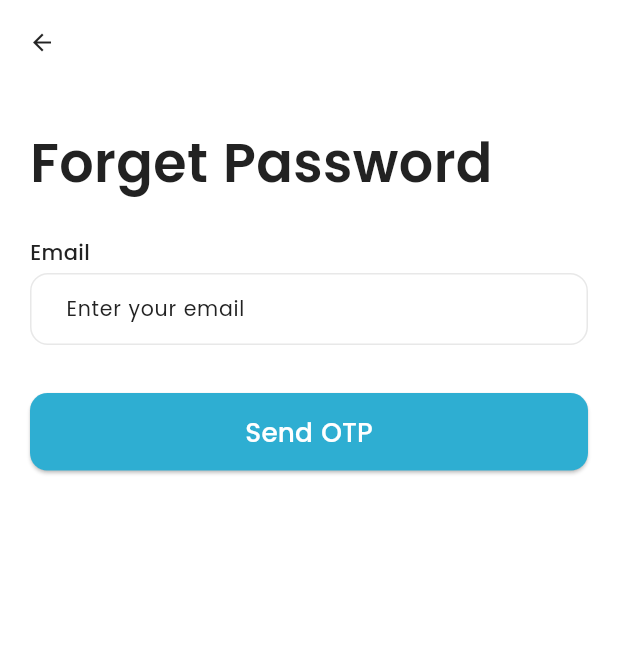
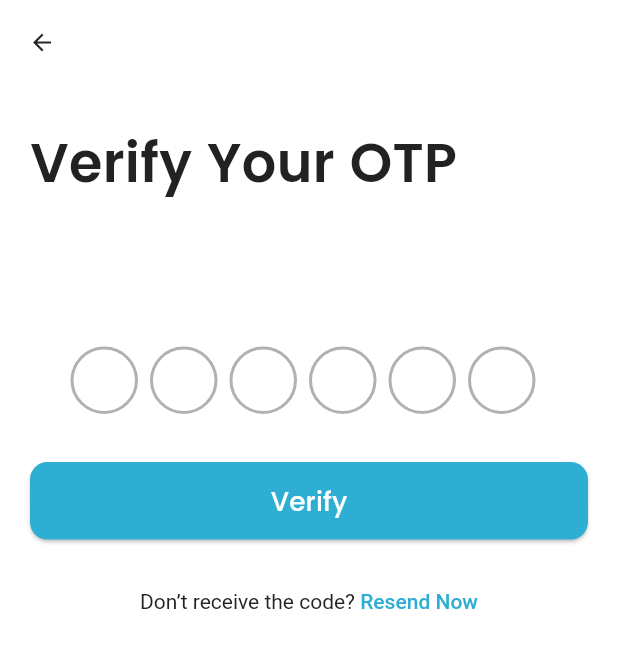
Before and after one commit to MdLimon123/Sidneby-s-Dating-App, a Flutter app: the ForgetScreen screen opened directly, after a tap on "Send OTP", on a phone screen of 412 x 824 dp. Shown: the top 648 px of the screen. Run offline on Flutter 3.47's test engine with Material 3 defaults, Android fonts, the light colour scheme and no system bars; drawn by our look-alikes of flutter_otp_text_field; our stand-ins replace flutter_screenutil, flutter_spinkit, flutter_svg, get, shared_preferences; accounts and stored records are empty.

Commit message:
complete otp verify

```diff
--- a/lib/views/base/custom_text_field.dart
+++ b/lib/views/base/custom_text_field.dart
@@ -124,12 +124,12 @@ class _CustomTextFieldState extends State<CustomTextField> {
                 obscureText ? Icons.visibility_off : Icons.visibility),
           )
               : widget.suffixIcon,
-          prefixIconConstraints: BoxConstraints(minHeight: 24.w, minWidth: 24.w),
+          prefixIconConstraints: BoxConstraints(minHeight: 24, minWidth: 24),
           labelText: widget.labelText,
           hintText: widget.hintText,
           hintStyle: TextStyle(
             color: AppColors.textColor,
-            fontSize: 14.sp,
+            fontSize: 14,
             fontWeight: FontWeight.w400,
           ),
         ),
--- a/lib/views/screen/Auth/forget_screen.dart
+++ b/lib/views/screen/Auth/forget_screen.dart
@@ -1,8 +1,10 @@
 import 'package:flutter/material.dart';
+import 'package:get/get.dart';
 import 'package:sindeby_dating_app/utils/app_colors.dart';
 import 'package:sindeby_dating_app/views/base/custom_appbar.dart';
 import 'package:sindeby_dating_app/views/base/custom_button.dart';
 import 'package:sindeby_dating_app/views/base/custom_text_field.dart';
+import 'package:sindeby_dating_app/views/screen/Auth/otp_verify_screen.dart';
 
 class ForgetScreen extends StatefulWidget {
   const ForgetScreen({super.key});
@@ -39,7 +41,9 @@ class _ForgetScreenState extends State<ForgetScreen> {
           CustomTextField(controller: emailTextController,
           hintText: 'Enter your email',),
           SizedBox(height: 32,),
-          CustomButton(onTap: (){},
+          CustomButton(onTap: (){
+            Get.to(() => OtpVerifyScreen());
+          },
               text: "Send OTP")
         ],
       ),
--- /dev/null
+++ b/lib/views/screen/Auth/otp_verify_screen.dart
@@ -0,0 +1,82 @@
+import 'package:flutter/gestures.dart';
+import 'package:flutter/material.dart';
+import 'package:flutter_otp_text_field/flutter_otp_text_field.dart';
+import 'package:sindeby_dating_app/utils/app_colors.dart';
+import 'package:sindeby_dating_app/views/base/custom_appbar.dart';
+import 'package:sindeby_dating_app/views/base/custom_button.dart';
+
+class OtpVerifyScreen extends StatefulWidget {
+  const OtpVerifyScreen({super.key});
+
+  @override
+  State<OtpVerifyScreen> createState() => _OtpVerifyScreenState();
+}
+
+class _OtpVerifyScreenState extends State<OtpVerifyScreen> {
+  @override
+  Widget build(BuildContext context) {
+    return Scaffold(
+      appBar: CustomAppbar(),
+      body: ListView(
+        padding: EdgeInsets.symmetric(horizontal: 20, vertical: 26),
+        children: [
+          Text("Verify Your OTP",
+            style: TextStyle(
+                fontSize: 36,
+                fontWeight: FontWeight.w600,
+                color: AppColors.textColor
+            ),),
+          SizedBox(height: 97,),
+          OtpTextField(
+            numberOfFields: 6,
+            borderColor: Color(0xFFB1B1B1),
+            focusedBorderColor: Color(0xFFB1B1B1),
+            enabledBorderColor: Color(0xFFB1B1B1),
+            showFieldAsBox: true,
+            fieldWidth: 45,
+            fieldHeight: 45,
+            borderRadius: BorderRadius.circular(100),
+            textStyle: TextStyle(
+              fontSize: 12,
+              color: AppColors.textColor,
+              fontWeight: FontWeight.w400,
+            ),
+            fillColor: Color(0xFFE6EEF7),
+            onCodeChanged: (String code) {},
+            onSubmit: (String verificationCode) {},
+          ),
+          SizedBox(height: 32,),
+          CustomButton(onTap: (){},
+              text: "Verify"),
+          SizedBox(height: 33,),
+          Center(
+            child: RichText(
+              text: TextSpan(
+                text: "Don’t receive the code?",
+                style: TextStyle(
+                    color: AppColors.textColor,
+                    fontSize: 14,
+                    fontWeight: FontWeight.w400),
+                children: [
+                  TextSpan(
+                    text: " Resend Now",
+                    style: TextStyle(
+                        color: AppColors.primaryColor,
+                        fontSize: 14,
+                        fontWeight: FontWeight.w500),
+                    recognizer: TapGestureRecognizer()
+                      ..onTap = () {
+
+                      },
+                  ),
+                ],
+              ),
+            ),
+          ),
+
+
+        ]
+      ),
+    );
+  }
+}
--- a/pubspec.yaml
+++ b/pubspec.yaml
@@ -20,6 +20,7 @@ dependencies:
   flutter_screenutil: ^5.9.0
   flutter_svg:
   flutter_spinkit:
+  flutter_otp_text_field:
 
 dev_dependencies:
   flutter_test:
```
Also changed, not shown: pubspec.lock.
